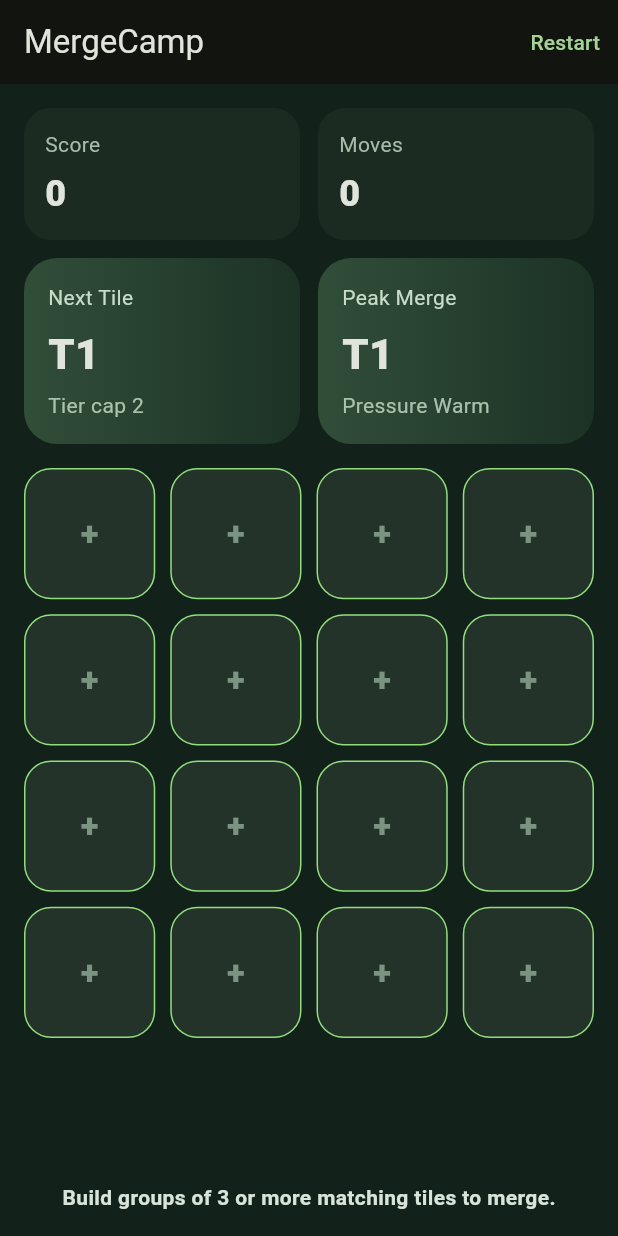
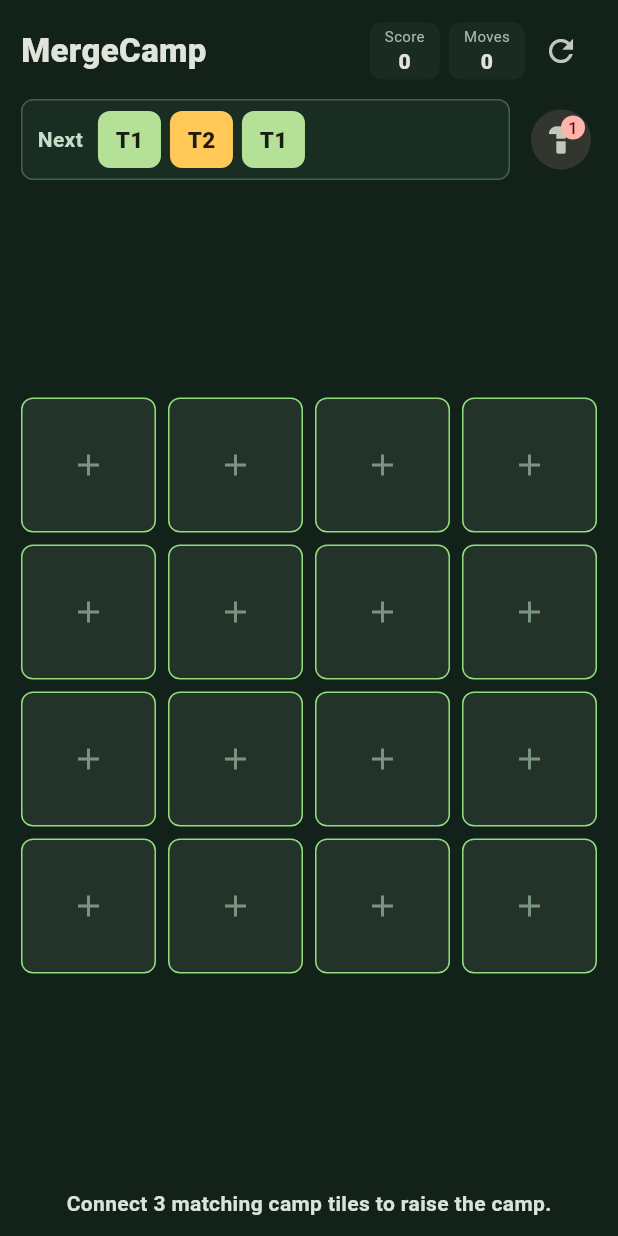
Before and after one commit to bon-on/MergeCamp, a Flutter app: the screen it shows after launch, on a phone screen of 412 x 824 dp. Run offline on Flutter 3.47's test engine with Material 3 defaults, Android fonts, the phone set to English and light mode, and no system bars.

Commit message:
Enhance MergeCamp run strategy

```diff
--- a/lib/src/game/merge_camp_screen.dart
+++ b/lib/src/game/merge_camp_screen.dart
@@ -1,5 +1,7 @@
+import 'dart:async';
+import 'dart:math' as math;
+
 import 'package:flutter/material.dart';
-import 'dart:async';
 
 import 'feedback_fx.dart';
 import 'merge_camp_controller.dart';
@@ -14,6 +16,7 @@ class MergeCampScreen extends StatefulWidget {
 class _MergeCampScreenState extends State<MergeCampScreen> {
   late final MergeCampController _controller;
   late final FeedbackFx _feedback;
+  bool _trailAxeMode = false;
 
   @override
   void initState() {
@@ -38,14 +41,24 @@ class _MergeCampScreenState extends State<MergeCampScreen> {
     }
   }
 
-  Future<void> _handlePlacement(int index) async {
-    final result = _controller.place(index);
+  Future<void> _handleCellTap(int index) async {
+    final result = _trailAxeMode
+        ? _controller.useTrailAxe(index)
+        : _controller.place(index);
+    if (result.action == MergeAction.removed && mounted) {
+      setState(() {
+        _trailAxeMode = false;
+      });
+    }
     switch (result.action) {
       case MergeAction.placed:
         await _feedback.tap();
       case MergeAction.merged:
         await _feedback.merge();
+      case MergeAction.removed:
+        await _feedback.tap();
       case MergeAction.blocked:
+      case MergeAction.noTool:
       case MergeAction.gameOver:
         await _feedback.warning();
     }
@@ -56,56 +69,52 @@ class _MergeCampScreenState extends State<MergeCampScreen> {
     final board = _controller.board;
 
     return Scaffold(
-      appBar: AppBar(
-        title: const Text('MergeCamp'),
-        actions: [
-          TextButton(
-            onPressed: _controller.restart,
-            child: const Text('Restart'),
-          ),
-        ],
-      ),
       body: SafeArea(
         child: Padding(
-          padding: const EdgeInsets.all(16),
+          padding: const EdgeInsets.fromLTRB(14, 10, 14, 12),
           child: Column(
             children: [
-              _StatsHeader(controller: _controller),
-              const SizedBox(height: 16),
+              _TopBar(controller: _controller),
+              const SizedBox(height: 8),
+              _ToolBar(
+                controller: _controller,
+                trailAxeMode: _trailAxeMode,
+                onToggleTrailAxe: _controller.canUseTrailAxe
+                    ? () {
+                        setState(() {
+                          _trailAxeMode = !_trailAxeMode;
+                        });
+                      }
+                    : null,
+              ),
+              const SizedBox(height: 10),
               Expanded(
+                child: LayoutBuilder(
+                  builder: (context, constraints) {
+                    final boardSize = math.min(
+                      constraints.maxWidth,
+                      constraints.maxHeight,
+                    );
+                    return Center(
+                      child: SizedBox.square(
+                        dimension: boardSize,
                         child: GridView.builder(
+                          physics: const NeverScrollableScrollPhysics(),
                           itemCount: board.length,
-                  gridDelegate: const SliverGridDelegateWithFixedCrossAxisCount(
+                          gridDelegate:
+                              const SliverGridDelegateWithFixedCrossAxisCount(
                                 crossAxisCount: 4,
-                    crossAxisSpacing: 10,
-                    mainAxisSpacing: 10,
+                                crossAxisSpacing: 8,
+                                mainAxisSpacing: 8,
                               ),
                           itemBuilder: (context, index) {
                             final tier = board[index];
-                    return GestureDetector(
-                      onTap: () => _handlePlacement(index),
-                      child: DecoratedBox(
-                        decoration: BoxDecoration(
-                          color: tier == null
-                              ? const Color(0xFF243329)
-                              : _tileColor(tier),
-                          borderRadius: BorderRadius.circular(18),
-                          border: Border.all(
-                            color: const Color(0xFF92DE7D),
-                            width: tier == null ? 1 : 2,
-                          ),
-                        ),
-                        child: Center(
-                          child: Text(
-                            tier == null ? '+' : 'T$tier',
-                            style: TextStyle(
-                              fontSize: 22,
-                              fontWeight: FontWeight.w800,
-                              color: tier == null
-                                  ? const Color(0xFF7B9381)
-                                  : Colors.black87,
-                            ),
-                          ),
+                            return _CampTile(
+                              tier: tier,
+                              trailAxeMode: _trailAxeMode,
+                              onTap: () => _handleCellTap(index),
+                            );
+                          },
                         ),
                       ),
                     );
@@ -116,14 +125,16 @@ class _MergeCampScreenState extends State<MergeCampScreen> {
               Text(
                 _controller.isGameOver
                     ? 'Board jammed. Restart for another run.'
-                    : 'Build groups of 3 or more matching tiles to merge.',
+                    : _trailAxeMode
+                    ? 'Tap an occupied camp tile to clear a path.'
+                    : 'Connect 3 matching camp tiles to raise the camp.',
                 style: const TextStyle(
                   color: Color(0xFFD8E4D9),
                   fontWeight: FontWeight.w600,
                 ),
               ),
               if (_controller.isGameOver) ...[
-                const SizedBox(height: 14),
+                const SizedBox(height: 8),
                 FilledButton(
                   onPressed: _controller.restart,
                   child: const Text('Restart Run'),
@@ -135,126 +146,274 @@ class _MergeCampScreenState extends State<MergeCampScreen> {
       ),
     );
   }
-
-  Color _tileColor(int tier) {
-    const palette = [
-      Color(0xFFB4E197),
-      Color(0xFF7DCF7B),
-      Color(0xFFF4D06F),
-      Color(0xFFF29E4C),
-      Color(0xFFD96C75),
-      Color(0xFFA275D1),
-    ];
-    return palette[(tier - 1).clamp(0, palette.length - 1)];
-  }
 }
 
-class _StatsHeader extends StatelessWidget {
-  const _StatsHeader({required this.controller});
+class _TopBar extends StatelessWidget {
+  const _TopBar({required this.controller});
 
   final MergeCampController controller;
 
   @override
   Widget build(BuildContext context) {
-    return Column(
+    return Row(
       children: [
-        Row(
-          children: [
-            _StatCard(label: 'Score', value: '${controller.score}'),
-            const SizedBox(width: 12),
-            _StatCard(label: 'Moves', value: '${controller.placements}'),
-          ],
-        ),
-        const SizedBox(height: 12),
-        Row(
-          children: [
-            Expanded(
-              child: _BannerCard(
-                title: 'Next Tile',
-                value: 'T${controller.nextTier}',
-                subtitle: 'Tier cap ${controller.currentTierCap}',
-              ),
+        const Text(
+          'MergeCamp',
+          style: TextStyle(fontSize: 22, fontWeight: FontWeight.w900),
         ),
         const SizedBox(width: 12),
         Expanded(
-              child: _BannerCard(
-                title: 'Peak Merge',
-                value: 'T${controller.highestTier}',
-                subtitle: 'Pressure ${controller.pressureLabel}',
+          child: Row(
+            mainAxisAlignment: MainAxisAlignment.end,
+            children: [
+              _MetricPill(label: 'Score', value: '${controller.score}'),
+              const SizedBox(width: 6),
+              _MetricPill(label: 'Moves', value: '${controller.placements}'),
+            ],
           ),
         ),
-          ],
+        IconButton(
+          onPressed: controller.restart,
+          tooltip: 'Restart run',
+          icon: const Icon(Icons.refresh),
         ),
       ],
     );
   }
 }
 
-class _StatCard extends StatelessWidget {
-  const _StatCard({required this.label, required this.value});
+class _MetricPill extends StatelessWidget {
+  const _MetricPill({required this.label, required this.value});
 
   final String label;
   final String value;
 
   @override
   Widget build(BuildContext context) {
-    return Expanded(
-      child: Container(
-        padding: const EdgeInsets.all(14),
+    return Container(
+      height: 38,
+      padding: const EdgeInsets.symmetric(horizontal: 10),
       decoration: BoxDecoration(
         color: const Color(0xFF1B2B22),
-          borderRadius: BorderRadius.circular(18),
+        borderRadius: BorderRadius.circular(8),
       ),
       child: Column(
-          crossAxisAlignment: CrossAxisAlignment.start,
+        mainAxisAlignment: MainAxisAlignment.center,
         children: [
-            Text(label, style: const TextStyle(color: Color(0xFFA6BBA8))),
-            const SizedBox(height: 6),
+          Text(
+            label,
+            style: const TextStyle(fontSize: 10, color: Color(0xFFA6BBA8)),
+          ),
           Text(
             value,
-              style: const TextStyle(fontSize: 24, fontWeight: FontWeight.w800),
+            style: const TextStyle(fontSize: 14, fontWeight: FontWeight.w900),
           ),
         ],
+      ),
+    );
+  }
+}
+
+class _ToolBar extends StatelessWidget {
+  const _ToolBar({
+    required this.controller,
+    required this.trailAxeMode,
+    required this.onToggleTrailAxe,
+  });
+
+  final MergeCampController controller;
+  final bool trailAxeMode;
+  final VoidCallback? onToggleTrailAxe;
+
+  @override
+  Widget build(BuildContext context) {
+    return Row(
+      children: [
+        Expanded(child: _PreviewStrip(tiers: controller.previewTiers)),
+        const SizedBox(width: 10),
+        Tooltip(
+          message: 'Trail Axe clears one occupied tile',
+          child: IconButton.filledTonal(
+            onPressed: onToggleTrailAxe,
+            isSelected: trailAxeMode,
+            icon: Badge.count(
+              count: controller.trailAxes,
+              isLabelVisible: controller.trailAxes > 0,
+              child: const Icon(Icons.hardware),
+            ),
+            selectedIcon: Badge.count(
+              count: controller.trailAxes,
+              child: const Icon(Icons.hardware),
+            ),
+          ),
+        ),
+      ],
+    );
+  }
+}
+
+class _PreviewStrip extends StatelessWidget {
+  const _PreviewStrip({required this.tiers});
+
+  final List<int> tiers;
+
+  @override
+  Widget build(BuildContext context) {
+    return Container(
+      height: 54,
+      padding: const EdgeInsets.symmetric(horizontal: 10, vertical: 7),
+      decoration: BoxDecoration(
+        color: const Color(0xFF1A2D23),
+        borderRadius: BorderRadius.circular(8),
+        border: Border.all(color: const Color(0xFF42624C)),
+      ),
+      child: Row(
+        children: [
+          const Text(
+            'Next',
+            style: TextStyle(
+              color: Color(0xFFC7DCC9),
+              fontWeight: FontWeight.w700,
+            ),
+          ),
+          const SizedBox(width: 10),
+          for (final tier in tiers) ...[
+            _MiniCampTile(tier: tier),
+            const SizedBox(width: 6),
+          ],
+        ],
+      ),
+    );
+  }
+}
+
+class _MiniCampTile extends StatelessWidget {
+  const _MiniCampTile({required this.tier});
+
+  final int tier;
+
+  @override
+  Widget build(BuildContext context) {
+    return Container(
+      width: 42,
+      height: 38,
+      decoration: BoxDecoration(
+        color: _tileColor(tier),
+        borderRadius: BorderRadius.circular(8),
+      ),
+      child: Center(
+        child: Text(
+          'T$tier',
+          style: const TextStyle(
+            color: Colors.black87,
+            fontSize: 15,
+            fontWeight: FontWeight.w900,
+          ),
         ),
       ),
     );
   }
 }
 
-class _BannerCard extends StatelessWidget {
-  const _BannerCard({
-    required this.title,
-    required this.value,
-    required this.subtitle,
+class _CampTile extends StatelessWidget {
+  const _CampTile({
+    required this.tier,
+    required this.trailAxeMode,
+    required this.onTap,
   });
 
-  final String title;
-  final String value;
-  final String subtitle;
+  final int? tier;
+  final bool trailAxeMode;
+  final VoidCallback onTap;
 
   @override
   Widget build(BuildContext context) {
-    return Container(
-      padding: const EdgeInsets.all(16),
+    final tileTier = tier;
+    return GestureDetector(
+      onTap: onTap,
+      child: AnimatedContainer(
+        duration: const Duration(milliseconds: 160),
         decoration: BoxDecoration(
-        gradient: const LinearGradient(
-          colors: [Color(0xFF314E39), Color(0xFF1C3225)],
+          color: tileTier == null
+              ? const Color(0xFF243329)
+              : _tileColor(tileTier),
+          borderRadius: BorderRadius.circular(8),
+          border: Border.all(
+            color: trailAxeMode && tileTier != null
+                ? const Color(0xFFFFD166)
+                : const Color(0xFF92DE7D),
+            width: tileTier == null ? 1 : 2,
           ),
-        borderRadius: BorderRadius.circular(22),
         ),
-      child: Column(
-        crossAxisAlignment: CrossAxisAlignment.start,
+        child: Center(
+          child: tileTier == null
+              ? Icon(
+                  trailAxeMode ? Icons.block : Icons.add,
+                  color: const Color(0xFF7B9381),
+                )
+              : Column(
+                  mainAxisSize: MainAxisSize.min,
                   children: [
-          Text(title, style: const TextStyle(color: Color(0xFFC7DCC9))),
-          const SizedBox(height: 8),
                     Text(
-            value,
-            style: const TextStyle(fontSize: 28, fontWeight: FontWeight.w900),
+                      'T$tileTier',
+                      style: const TextStyle(
+                        fontSize: 20,
+                        height: 1,
+                        fontWeight: FontWeight.w900,
+                        color: Colors.black87,
                       ),
-          const SizedBox(height: 4),
-          Text(subtitle, style: const TextStyle(color: Color(0xFFAAC1AC))),
+                    ),
+                    const SizedBox(height: 3),
+                    Icon(_tileIcon(tileTier), color: Colors.black87, size: 22),
+                    const SizedBox(height: 3),
+                    Padding(
+                      padding: const EdgeInsets.symmetric(horizontal: 4),
+                      child: FittedBox(
+                        fit: BoxFit.scaleDown,
+                        child: Text(
+                          MergeCampController.campTierName(tileTier),
+                          textAlign: TextAlign.center,
+                          maxLines: 1,
+                          style: const TextStyle(
+                            fontSize: 12,
+                            fontWeight: FontWeight.w800,
+                            color: Colors.black87,
+                          ),
+                        ),
+                      ),
+                    ),
                   ],
+                ),
+        ),
       ),
     );
   }
 }
+
+Color _tileColor(int tier) {
+  const palette = [
+    Color(0xFFB4E197),
+    Color(0xFFFFC857),
+    Color(0xFF7DCF7B),
+    Color(0xFF4EA8DE),
+    Color(0xFFF29E4C),
+    Color(0xFFA275D1),
+    Color(0xFFF06AA0),
+    Color(0xFF6ED6D1),
+  ];
+  return palette[(tier - 1).clamp(0, palette.length - 1)];
+}
+
+IconData _tileIcon(int tier) {
+  const icons = [
+    Icons.terrain,
+    Icons.local_fire_department,
+    Icons.inventory_2,
+    Icons.cabin,
+    Icons.cell_tower,
+    Icons.holiday_village,
+    Icons.flag,
+    Icons.workspace_premium,
+  ];
+  return icons[(tier - 1).clamp(0, icons.length - 1)];
+}
```
Also changed, not shown: lib/src/game/merge_camp_controller.dart (+96 -17 lines), 4 other files. Lines whose indentation alone changed are shown as unchanged.
